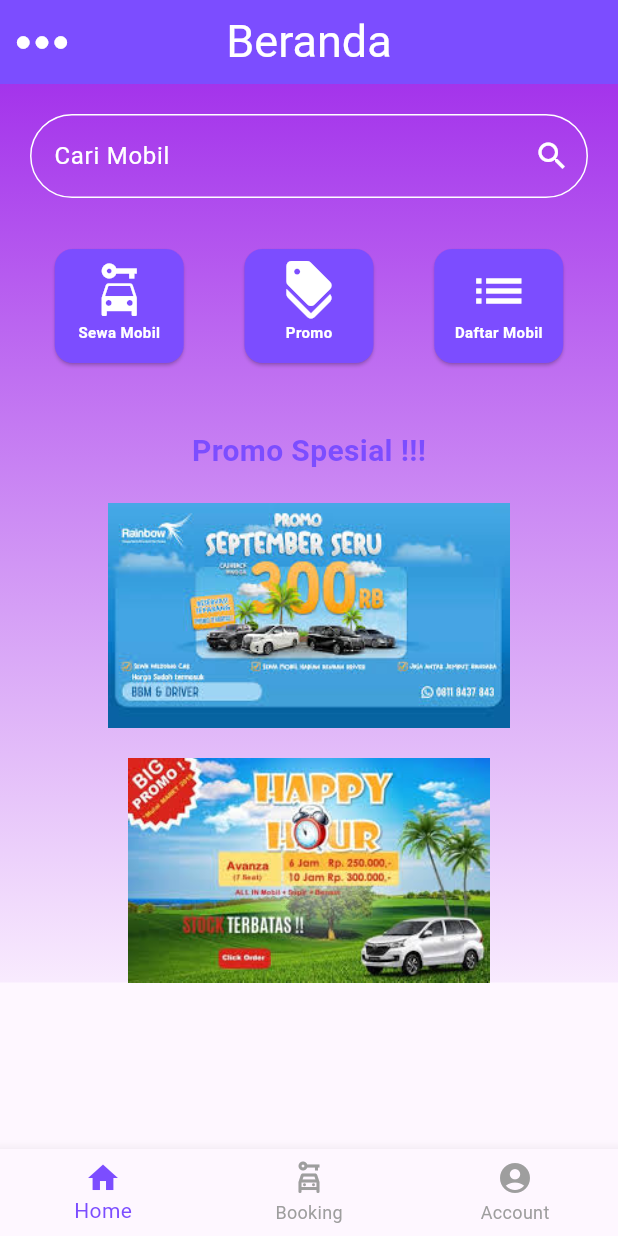
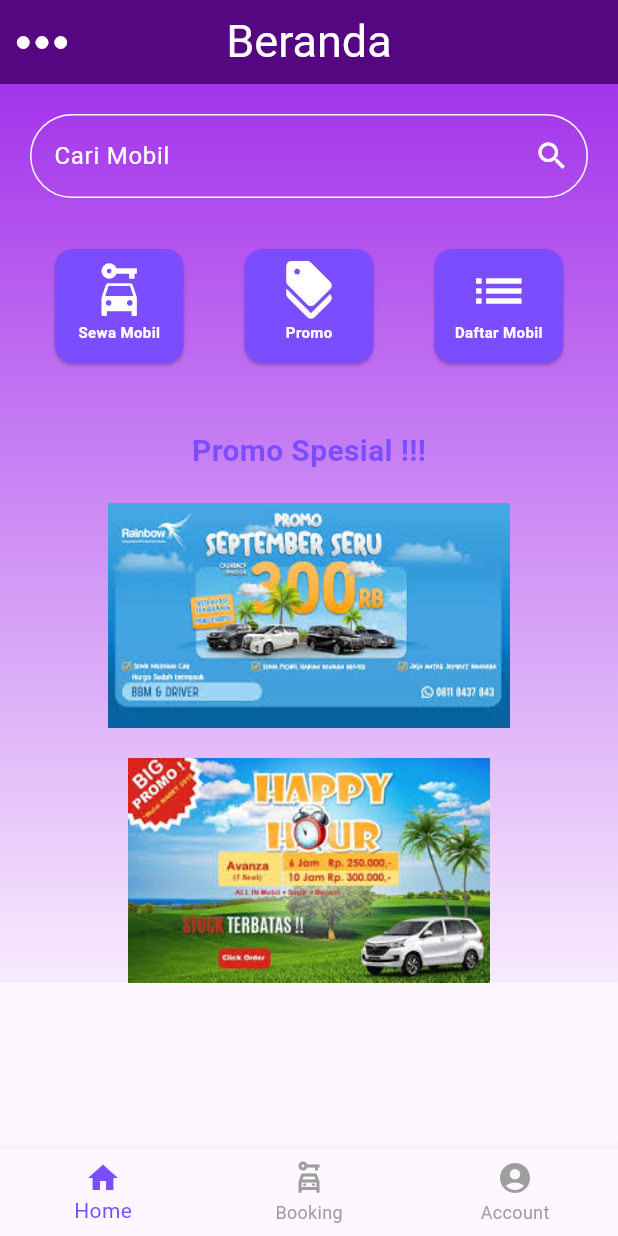
Before and after one commit to Pangestufp/presneg, a Flutter app: the screen it shows after launch, on a phone screen of 412 x 824 dp. Run offline on Flutter 3.47's test engine with Material 3 defaults, Android fonts, the phone set to English and light mode, and no system bars.

Commit message:
SELESAI COK

```diff
--- a/lib/page/home.dart
+++ b/lib/page/home.dart
@@ -31,7 +31,7 @@ class _HomeState extends State<Home> {
   Widget build(BuildContext context) {
     return Scaffold(
       appBar: AppBar(
-        backgroundColor: Colors.deepPurpleAccent,
+        backgroundColor: Color(0xFF540780),
         title: _selecIndex == 0
             ? Text(
                 'Beranda',
@@ -255,7 +255,7 @@ class _HomeState extends State<Home> {
                         contentPadding:
                             EdgeInsets.symmetric(vertical: 8, horizontal: 16),
                         leading: CircleAvatar(
-                          backgroundColor: Colors.deepPurple,
+                          backgroundColor: Colors.deepPurpleAccent,
                           child: Icon(Icons.bookmark, color: Colors.white),
                         ),
                         title: Text(
```
